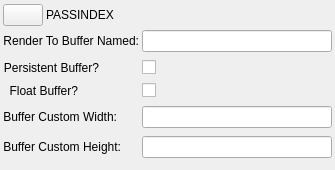
Old version of the form examples/Qt/ISFEditor/JSONGUI/JSONGUIPassWidget.ui in the repository mrRay/VVISF-GL.
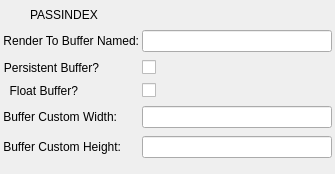
New version of the form. Icons and pictures are not drawn. Custom widgets are drawn as their Qt base class.

Diff of the .ui file:
```diff
--- a/examples/Qt/ISFEditor/JSONGUI/JSONGUIPassWidget.ui
+++ b/examples/Qt/ISFEditor/JSONGUI/JSONGUIPassWidget.ui
@@ -7,7 +7,7 @@
     <x>0</x>
     <y>0</y>
     <width>335</width>
-    <height>170</height>
+    <height>174</height>
    </rect>
   </property>
   <property name="windowTitle">
@@ -31,26 +31,6 @@
    </property>
    <item>
     <layout class="QGridLayout" name="gridLayout">
-     <item row="0" column="0">
-      <widget class="QPushButton" name="pushButton">
-       <property name="sizePolicy">
-        <sizepolicy hsizetype="Fixed" vsizetype="Fixed">
-         <horstretch>0</horstretch>
-         <verstretch>0</verstretch>
-        </sizepolicy>
-       </property>
-       <property name="text">
-        <string/>
-       </property>
-      </widget>
-     </item>
-     <item row="0" column="1">
-      <widget class="QLabel" name="titleLabel">
-       <property name="text">
-        <string>PASSINDEX</string>
-       </property>
-      </widget>
-     </item>
      <item row="0" column="2">
       <widget class="QLabelClickable" name="deleteLabel">
        <property name="sizePolicy">
@@ -82,6 +62,38 @@
        </property>
       </widget>
      </item>
+     <item row="0" column="1">
+      <widget class="QLabel" name="titleLabel">
+       <property name="text">
+        <string>PASSINDEX</string>
+       </property>
+      </widget>
+     </item>
+     <item row="0" column="0">
+      <widget class="QLabelDrag" name="dragLabel">
+       <property name="sizePolicy">
+        <sizepolicy hsizetype="Minimum" vsizetype="Fixed">
+         <horstretch>0</horstretch>
+         <verstretch>0</verstretch>
+        </sizepolicy>
+       </property>
+       <property name="maximumSize">
+        <size>
+         <width>24</width>
+         <height>24</height>
+        </size>
+       </property>
+       <property name="text">
+        <string/>
+       </property>
+       <property name="pixmap">
+        <pixmap resource="../resources.qrc">:/resources/JSONRearrangeButtonImg.png</pixmap>
+       </property>
+       <property name="scaledContents">
+        <bool>true</bool>
+       </property>
+      </widget>
+     </item>
     </layout>
    </item>
    <item>
@@ -218,6 +230,11 @@
    <extends>QLabel</extends>
    <header>QLabelClickable.h</header>
   </customwidget>
+  <customwidget>
+   <class>QLabelDrag</class>
+   <extends>QLabel</extends>
+   <header>QLabelDrag.h</header>
+  </customwidget>
  </customwidgets>
  <resources>
   <include location="../resources.qrc"/>
```
